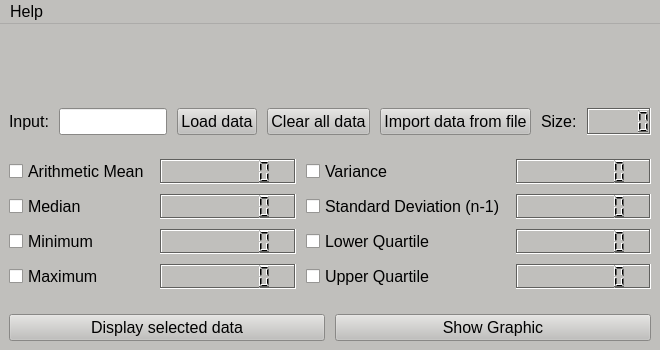
Qt form statistics-calculator/mainwindow.ui (ignabelitzky/statistic-calculator) before a commit.
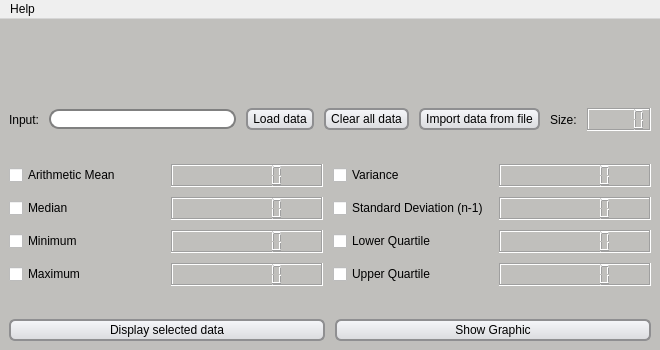
The same form after that commit. Icons and pictures are not drawn.

Commit message: A bug were fixed when a click was make on load data button and no data was type and minor changes were made on GUI

The edit to the form file:
```diff
--- a/statistics-calculator/mainwindow.ui
+++ b/statistics-calculator/mainwindow.ui
@@ -485,6 +485,26 @@
    <iconset resource="resources.qrc">
     <normaloff>:/images/calculator_icon.png</normaloff>:/images/calculator_icon.png</iconset>
   </property>
+  <property name="styleSheet">
+   <string notr="true">QPushButton {
+	border: 2px solid #8f8f91;
+	border-radius: 6px;
+	background-color: qlineargradient(x1: 0, y1: 0, x2: 0, y2: 1, stop: 0 #f6f7fa, stop: 1 #dadbde);
+	padding-left: 5px;
+	padding-right: 5px;
+	padding-top: 2px;
+	padding-bottom: 2px;
+}
+
+QLineEdit {
+    border: 2px solid gray;
+    border-radius: 10px;
+    padding: 0 8px;
+    background: white;
+    selection-background-color: darkgray;
+}
+</string>
+  </property>
   <widget class="QWidget" name="centralwidget">
    <layout class="QVBoxLayout" name="verticalLayout_4">
     <item>
@@ -823,7 +843,7 @@
      <x>0</x>
      <y>0</y>
      <width>660</width>
-     <height>25</height>
+     <height>24</height>
     </rect>
    </property>
    <widget class="QMenu" name="menuAbout">
```
The commit also changes 2 other files.
